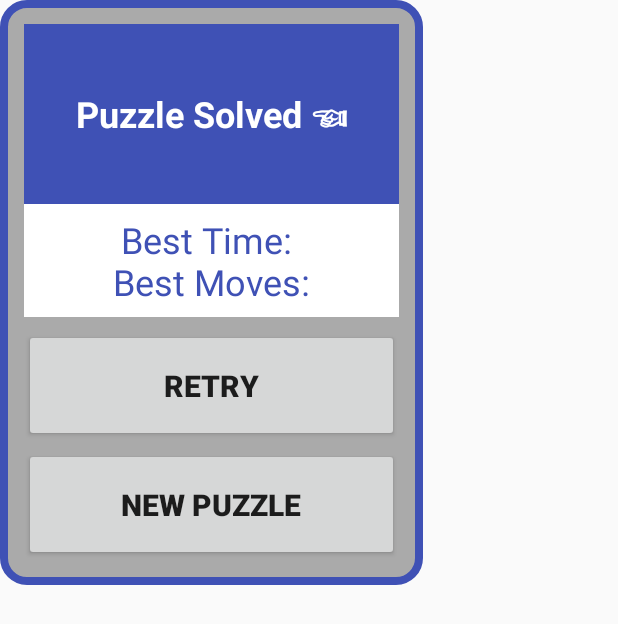
After one commit to lamelameo/PicturePuzzle-App, an Android app: the layout puzzle_solved_ui.xml on its own in the app's theme, with its tools: preview values and no code run, on a phone screen of 412 x 824 dp. The commit adds this screen. Shown: the top 624 px of the screen. Run offline under Robolectric (Android 15) with nearby library versions, the phone set to English and light mode, and no system bars.

Commit message:
Added a UI which opens when the puzzle is solved. It shows the game time and moves and the best for the puzzle(if any).
Changed how to game timer works. It now uses a ScheduledThreadPoolExecutor to post a schedule of delayed runnables every second, with a delay on the first runnable which is set to the remaining time until next tick depending on when the game was paused (0 for start of game). Upon pause, the scheduled tasks are cancelled, and resuming adds a new sequence. This new logic fixes the bug where upon resuming timer, the clock would tick no matter how long till the next tick the game was paused.

Also changed a bunch of logic dealing with pauses and resumes, eg. the timer only starts upon the first move. Think there are no bugs with this logic now, some before included:
 * pausing a game before game timer is even started
 * onResume called after tabbing back to app starts game timer if it had not already started before

 Lastly, added and improved javadocs for methods in PuzzleGridTest

```diff
--- a/app/src/main/java/com/example/lamelameo/picturepuzzle/MainActivity.java
+++ b/app/src/main/java/com/example/lamelameo/picturepuzzle/MainActivity.java
@@ -270,8 +270,6 @@ public class MainActivity extends AppCompatActivity {
             public void onClick(View v) {
                 // open camera and take photo and send preview to framelayout
                 dispatchTakePictureIntent();
-                //TODO: app crashes and wont reopen if you take no picture and press back and try to start a puzzle
-                // must remove photo path in this case?
 
             }
         });
@@ -317,11 +315,7 @@ public class MainActivity extends AppCompatActivity {
                         intent2.putExtra("drawableId", drawableInts[selectedImage]);
                         intent2.putExtra("puzzleNum", selectedImage);
                     }
-
-                    //TODO: how to check if created file contains photo or not?
-//                    deleteFile(mCurrentPhotoPath);
                 }
-//                intent2.putExtra("photoPath", mCurrentPhotoPath);
                 startActivity(intent2);  // start game activity
             }
         });
--- a/app/src/main/res/layout/activity_puzzle_grid_test.xml
+++ b/app/src/main/res/layout/activity_puzzle_grid_test.xml
@@ -31,6 +31,7 @@
         android:layout_marginStart="132dp"
         android:layout_marginTop="32dp"
         android:background="@android:color/darker_gray"
+        android:text="@string/timer_default"
         android:textAlignment="center"
         android:textColor="@color/colorPrimary"
         android:textSize="30sp"
--- /dev/null
+++ b/app/src/main/res/layout/puzzle_solved_ui.xml
@@ -0,0 +1,73 @@
+<?xml version="1.0" encoding="utf-8"?>
+<android.support.constraint.ConstraintLayout xmlns:android="http://schemas.android.com/apk/res/android"
+    xmlns:app="http://schemas.android.com/apk/res-auto"
+    xmlns:tools="http://schemas.android.com/tools"
+    android:layout_width="wrap_content"
+    android:layout_height="wrap_content"
+    android:background="@drawable/rounded_edge_background">
+
+    <TextView
+        android:id="@+id/puzzleDataView"
+        android:layout_width="250dp"
+        android:layout_height="120dp"
+        android:layout_marginEnd="16dp"
+        android:layout_marginStart="16dp"
+        android:layout_marginTop="16dp"
+        android:background="@color/colorPrimary"
+        android:gravity="center"
+        android:text="@string/puzzle_solved"
+        android:textColor="@android:color/background_light"
+        android:textSize="24sp"
+        android:textStyle="bold"
+        app:layout_constraintEnd_toEndOf="parent"
+        app:layout_constraintHorizontal_bias="0.0"
+        app:layout_constraintStart_toStartOf="parent"
+        app:layout_constraintTop_toTopOf="parent" />
+
+    <TextView
+        android:id="@+id/puzzleBests"
+        android:layout_width="250dp"
+        android:layout_height="75dp"
+        android:layout_marginEnd="8dp"
+        android:layout_marginStart="8dp"
+        android:background="@android:color/background_light"
+        android:gravity="center"
+        android:text="@string/highscore"
+        android:textColor="@color/colorPrimary"
+        android:textSize="24sp"
+        app:layout_constraintEnd_toEndOf="parent"
+        app:layout_constraintStart_toStartOf="parent"
+        app:layout_constraintTop_toBottomOf="@+id/puzzleDataView" />
+
+    <Button
+        android:id="@+id/retryButton"
+        android:layout_width="250dp"
+        android:layout_height="75dp"
+        android:layout_marginEnd="8dp"
+        android:layout_marginStart="8dp"
+        android:layout_marginTop="8dp"
+        android:text="@string/retry"
+        android:textSize="20sp"
+        android:textStyle="bold"
+        app:layout_constraintEnd_toEndOf="parent"
+        app:layout_constraintStart_toStartOf="parent"
+        app:layout_constraintTop_toBottomOf="@+id/puzzleBests" />
+
+    <Button
+        android:id="@+id/newButton"
+        android:layout_width="250dp"
+        android:layout_height="75dp"
+        android:layout_marginBottom="16dp"
+        android:layout_marginEnd="8dp"
+        android:layout_marginStart="8dp"
+        android:layout_marginTop="4dp"
+        android:text="@string/new_game"
+        android:textSize="20sp"
+        android:textStyle="bold"
+        app:layout_constraintBottom_toBottomOf="parent"
+        app:layout_constraintEnd_toEndOf="parent"
+        app:layout_constraintStart_toStartOf="parent"
+        app:layout_constraintTop_toBottomOf="@+id/retryButton"
+        app:layout_constraintVertical_bias="0.0" />
+
+</android.support.constraint.ConstraintLayout>
--- a/app/src/main/res/values/strings.xml
+++ b/app/src/main/res/values/strings.xml
@@ -7,6 +7,7 @@
     <string name="pause">Pause</string>
     <string name="resume">Resume</string>
     <string name="start">Start</string>
+    <string name="retry">Retry</string>
     <string name="new_game">New Puzzle</string>
     <string name="main_menu">Main Menu</string>
     <string name="resize">Resize</string>
@@ -17,7 +18,9 @@
     <string name="test">Move image to fit within square puzzle grid or use arrows.
                         Use buttons to zoom in or out.</string>
     <string name="move_arrows">move arrow</string>
+    <string name="puzzle_solved">Puzzle Solved ☜</string>
     <string name="highscore">Best Time: \nBest Moves: </string>
+    <string name="timer_default">00:00</string>
     <string name="set3">3</string>
     <string name="set4">4</string>
     <string name="set5">5</string>
```
Also changed, not shown: app/src/main/java/com/example/lamelameo/picturepuzzle/PuzzleGridTest.java (+231 -62 lines), app/src/main/res/drawable/darrow.png (added), app/src/main/res/drawable/larrow.png (added), app/src/main/res/drawable/rarrow.png (added), app/src/main/res/drawable/uarrow.png (added).
